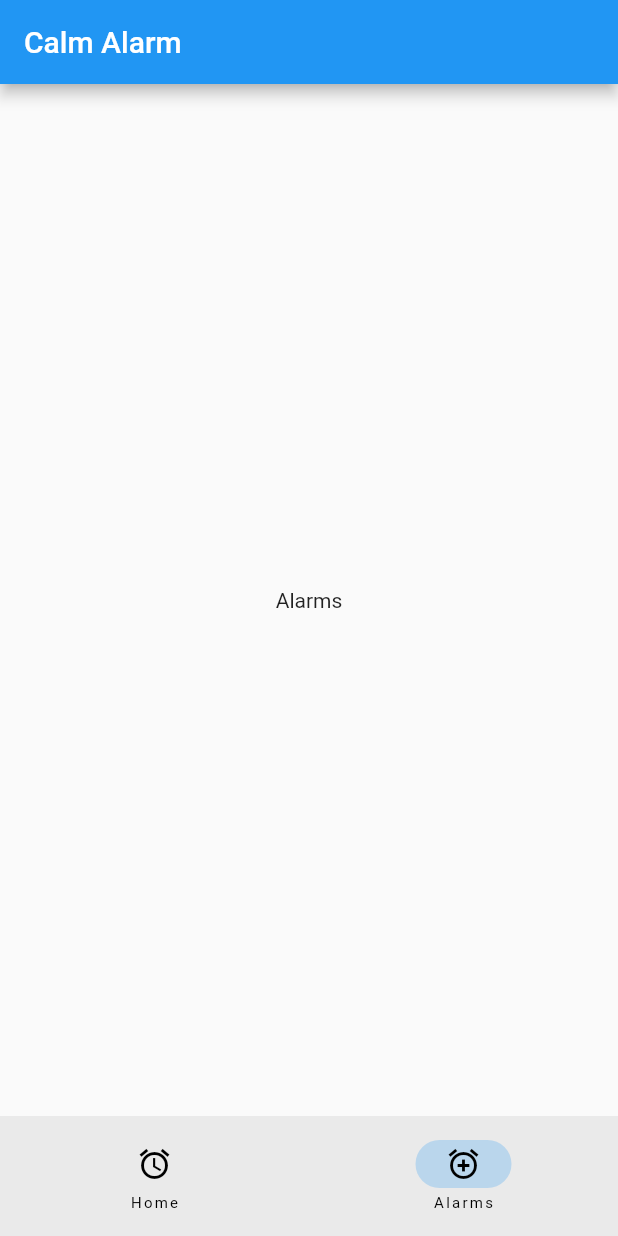
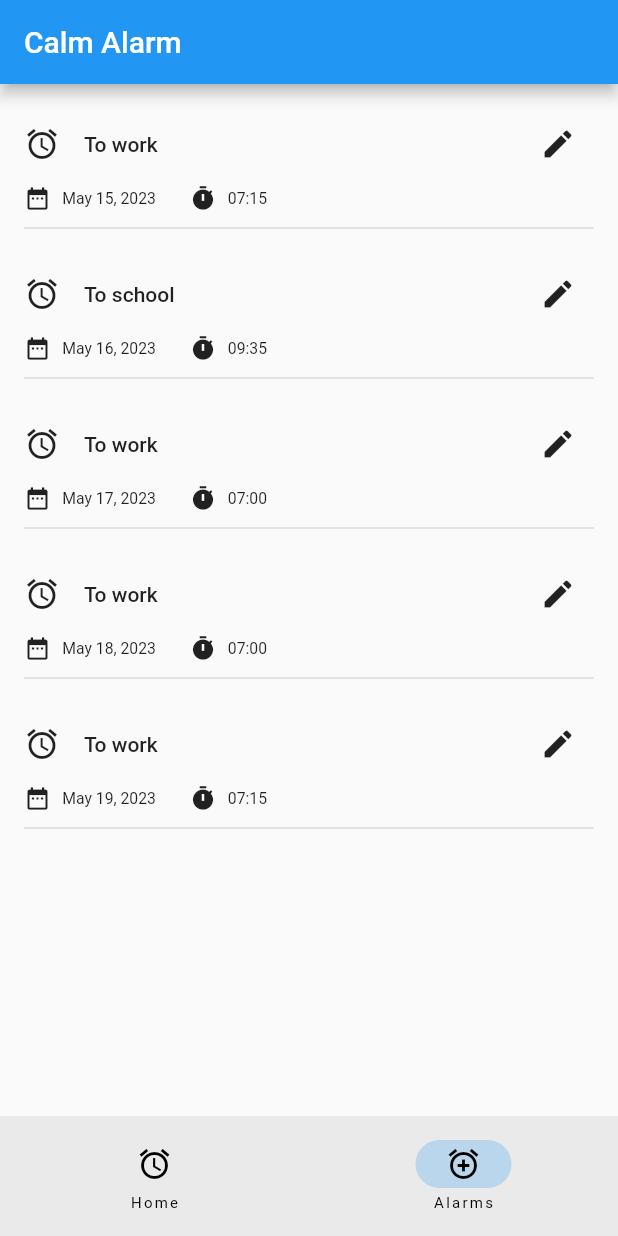
Before and after one commit to Dagohar/CalmAlarm, a Flutter app: the screen it shows after launch, item 2 of the bottom bar chosen, on a phone screen of 412 x 824 dp. Run offline on Flutter 3.47's test engine with Material 2 defaults, Android fonts, the light colour scheme and no system bars.

Commit message:
Added: Alarms list element Widget

```diff
--- a/lib/pages/alarms.dart
+++ b/lib/pages/alarms.dart
@@ -1,3 +1,4 @@
+import 'package:calmalarm/widgets/alarm_list_element.dart';
 import 'package:flutter/material.dart';
 
 class AlarmsPage extends StatefulWidget {
@@ -8,8 +9,30 @@ class AlarmsPage extends StatefulWidget {
 }
 
 class _AlarmsPageState extends State<AlarmsPage> {
+  final alarms = <AlarmListElement>[
+    AlarmListElement(title: 'To work', dateTime: DateTime.parse('2023-05-15 07:15:00')),
+    AlarmListElement(title: 'To school', dateTime: DateTime.parse('2023-05-16 09:35:00')),
+    AlarmListElement(title: 'To work', dateTime: DateTime.parse('2023-05-17 07:00:00')),
+    AlarmListElement(title: 'To work', dateTime: DateTime.parse('2023-05-18 07:00:00')),
+    AlarmListElement(title: 'To work', dateTime: DateTime.parse('2023-05-19 07:15:00')),
+  ];
+
   @override
   Widget build(BuildContext context) {
-    return const Center(child: Text('Alarms'));
+    return GridView.builder(
+      padding: const EdgeInsets.all(16.0),
+      gridDelegate: const SliverGridDelegateWithFixedCrossAxisCount(
+        mainAxisExtent: 100,
+        crossAxisCount: 1,
+      ),
+      itemCount: alarms.length,
+      itemBuilder: (context, index) {
+        return Column(
+          children: [
+            alarms[index],
+            const Divider(thickness: 1.0)
+          ],
+        );
+      });
   }
 }
--- /dev/null
+++ b/lib/widgets/alarm_list_element.dart
@@ -0,0 +1,43 @@
+import 'package:flutter/material.dart';
+import 'package:intl/intl.dart';
+
+class AlarmListElement extends StatelessWidget {
+  const AlarmListElement({super.key, required this.title, required this.dateTime});
+
+  final String title;
+  final DateTime dateTime;
+
+  @override
+  Widget build(BuildContext context) {
+    return Column(
+      children: <Widget>[
+        Row(
+          children: [const Icon(Icons.alarm), Expanded(child: Padding(padding: const EdgeInsets.symmetric(horizontal: 16.0), child: Text(title, style: const TextStyle(fontWeight: FontWeight.w500)))), IconButton(onPressed: () => {}, icon: const Icon(Icons.edit))],
+        ),
+        Transform.scale(
+          scale: 0.75,
+          alignment: Alignment.centerLeft,
+          child: Row(
+            children: [
+              Row(
+                children: [
+                  const Icon(Icons.date_range),
+                  Padding(
+                    padding: const EdgeInsets.symmetric(horizontal: 10.0),
+                    child: Text(DateFormat.yMMMd().format(dateTime)),
+                  ),
+                  const SizedBox(width: 20),
+                  const Icon(Icons.timer),
+                  Padding(
+                    padding: const EdgeInsets.symmetric(horizontal: 10.0),
+                    child: Text(DateFormat.Hm().format(dateTime)),
+                  ),
+                ],
+              ),
+            ],
+          ),
+        )
+      ],
+    );
+  }
+}
--- a/pubspec.yaml
+++ b/pubspec.yaml
@@ -33,6 +33,7 @@ dependencies:
 
   cupertino_icons: ^1.0.2
   tuple: ^2.0.1
+  intl: ^0.18.1
 
 dev_dependencies:
   flutter_test:
```
